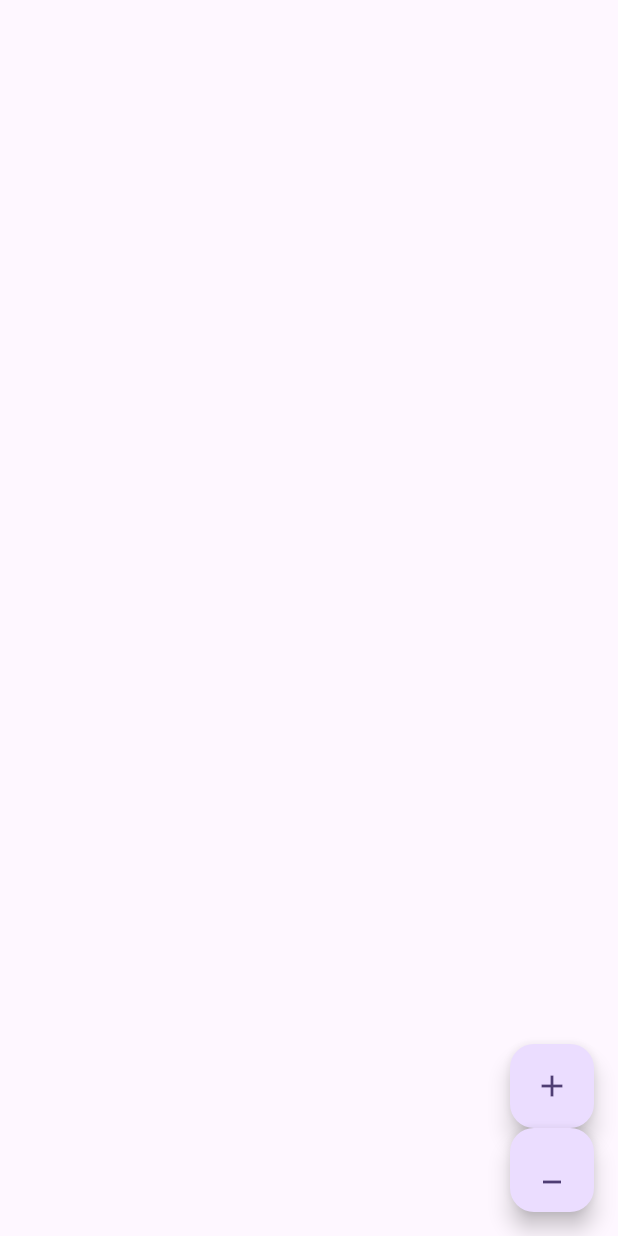
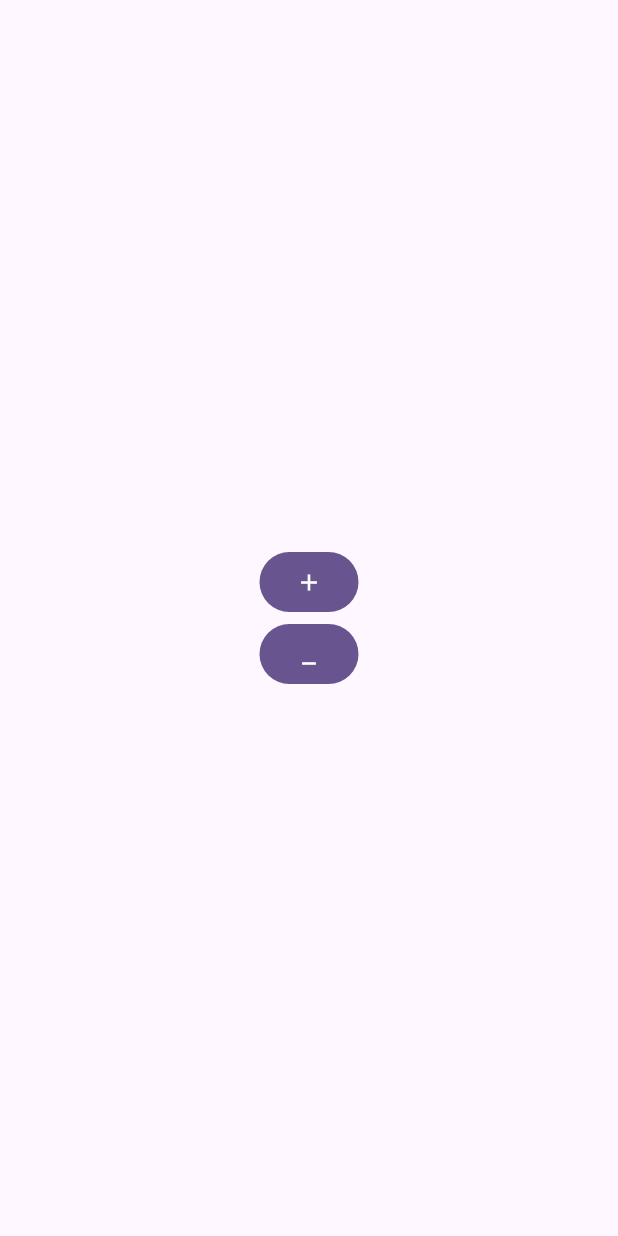
Before and after one commit to teywadaKan/flutter_Bloc_structure, a Flutter app: the IncAndDecButton screen opened directly, after a tap on the "add" icon, on a phone screen of 412 x 824 dp. Run offline on Flutter 3.47's test engine with Material 3 defaults, Android fonts, the phone set to English and light mode, and no system bars; our stand-ins replace flutter_bloc.

Commit message:
commit 2

```diff
--- /dev/null
+++ b/example/lib/bloc/counter/counter_bloc.dart
@@ -0,0 +1,15 @@
+import 'package:flutter_bloc/flutter_bloc.dart';
+
+part 'counter_event.dart';
+
+class CounterBloc extends Bloc<CounterEvent, int> {
+  CounterBloc() : super(0) {
+    on<CounterIncrement>((event, emit) {
+      emit(state + 1);
+    });
+
+    on<CounterDecrement>((event, emit) {
+      emit(state - 1);
+    });
+  }
+}
--- /dev/null
+++ b/example/lib/bloc/counter/counter_event.dart
@@ -0,0 +1,7 @@
+part of 'counter_bloc.dart';
+
+sealed class CounterEvent {}
+
+final class CounterIncrement extends CounterEvent {}
+
+final class CounterDecrement extends CounterEvent {}
--- a/example/lib/main.dart
+++ b/example/lib/main.dart
@@ -1,3 +1,4 @@
+import 'package:example/bloc/counter/counter_bloc.dart';
 import 'package:example/cubit/counter_cubit.dart';
 import 'package:example/page/home_page/home_page.dart';
 import 'package:flutter/material.dart';
@@ -15,7 +16,8 @@ class MyApp extends StatelessWidget {
   Widget build(BuildContext context) {
     return MultiBlocProvider(
       providers: [
-        BlocProvider(create: (context) => CounterCubit()),
+        BlocProvider(create: (_) => CounterCubit()),
+        BlocProvider(create: (_) => CounterBloc()),
       ],
       child: MaterialApp(
         debugShowCheckedModeBanner: false,
--- a/example/lib/widgets/inc_and_dec_button.dart
+++ b/example/lib/widgets/inc_and_dec_button.dart
@@ -1,4 +1,5 @@
-import 'package:example/cubit/counter_cubit.dart';
+import 'package:example/bloc/counter/counter_bloc.dart';
+
 import 'package:flutter/material.dart';
 import 'package:flutter_bloc/flutter_bloc.dart';
 
@@ -7,23 +8,23 @@ class IncAndDecButton extends StatelessWidget {
 
   @override
   Widget build(BuildContext context) {
-    final counterCubit = BlocProvider.of<CounterCubit>(context);
+    final counterBloc = BlocProvider.of<CounterBloc>(context);
     return Scaffold(
-      floatingActionButton: Column(
-        mainAxisAlignment: MainAxisAlignment.end,
+      body: Center(
+        child: Column(
+          mainAxisAlignment: MainAxisAlignment.center,
           children: [
-          FloatingActionButton(
-            onPressed: () => counterCubit.increment(),
-            tooltip: 'Increment',
+            FilledButton(
+              onPressed: () => counterBloc.add(CounterIncrement()),
               child: const Icon(Icons.add),
             ),
-          FloatingActionButton(
-            onPressed: () => counterCubit.decrement(),
-            tooltip: 'Increment',
+            FilledButton(
+              onPressed: () => counterBloc.add(CounterDecrement()),
               child: const Icon(Icons.minimize),
             ),
           ],
         ),
+      ),
     );
   }
 }
```
Also changed, not shown: example/lib/bloc/counter_bloc.dart (deleted, +0 -8 lines), example/lib/page/home_page/home_page.dart (+8 -19 lines). Lines whose indentation alone changed are shown as unchanged.
